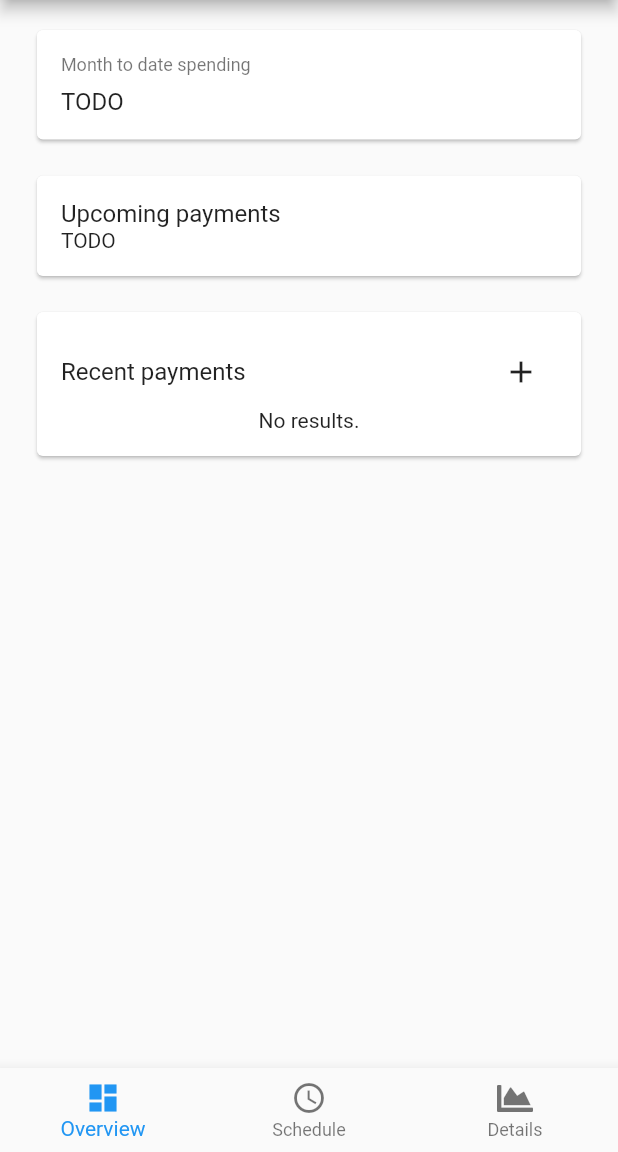
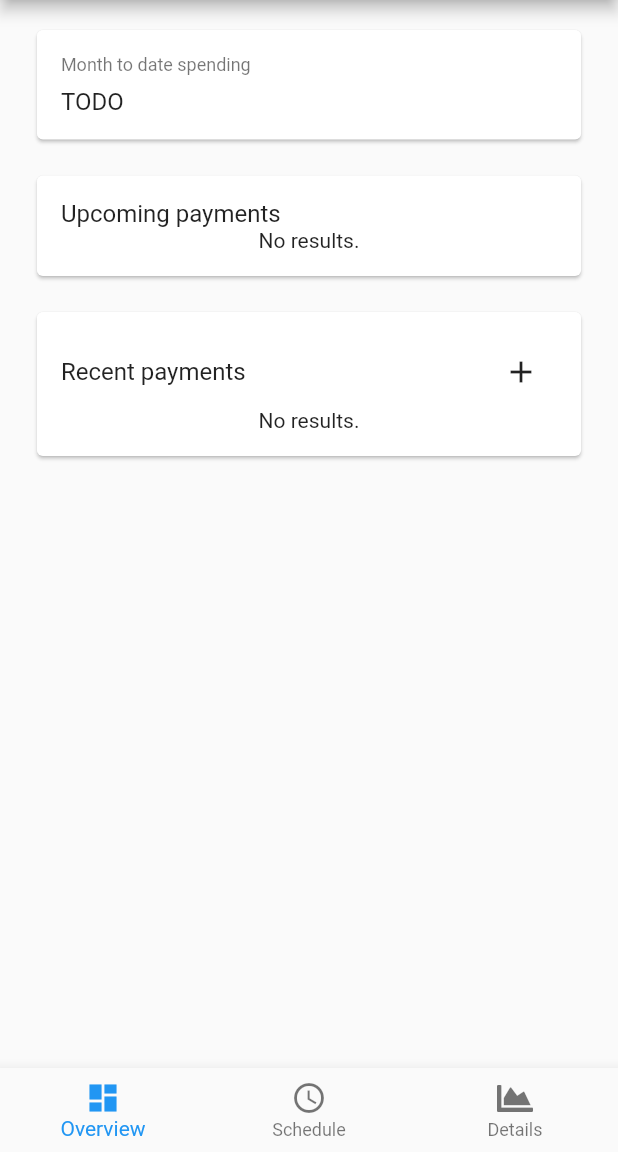
Before and after one commit to niels-hb/consilium, a Flutter app: the screen it shows once a user with an empty profile is signed in, on a phone screen of 412 x 824 dp, the part 84-1236 px from its top. Run offline on Flutter 3.47's test engine with Material 2 defaults, Android fonts, the phone set to English and light mode, and no system bars; our stand-ins replace cloud_firestore, firebase_auth, firebase_core, font_awesome_flutter, jiffy; missing offline and left inert: enum_to_string; accounts and stored records are empty; generated files the repository leaves out were written again.

Commit message:
Added "Upcoming payments" list to OverviewTab

```diff
--- a/lib/pages/home/tabs/overview.dart
+++ b/lib/pages/home/tabs/overview.dart
@@ -1,8 +1,10 @@
 import 'package:cloud_firestore/cloud_firestore.dart';
+import 'package:consilium/models/schedule_model.dart';
 import 'package:consilium/models/transaction_model.dart';
 import 'package:consilium/services/firebase_service.dart';
 import 'package:consilium/util/custom_theme.dart';
 import 'package:consilium/widgets/add_transaction_dialog.dart';
+import 'package:consilium/widgets/schedule_list_tile.dart';
 import 'package:consilium/widgets/transaction_list_tile.dart';
 import 'package:firebase_auth/firebase_auth.dart';
 import 'package:flutter/material.dart';
@@ -18,7 +20,7 @@ class OverviewTab extends StatelessWidget {
         const SizedBox(height: 16.0),
         const _MonthToDateCard(),
         const SizedBox(height: 16.0),
-        const _UpcomingPaymentsCard(),
+        _UpcomingPaymentsCard(),
         const SizedBox(height: 16.0),
         _LatestTransactionsCard(),
       ],
@@ -59,7 +61,11 @@ class _MonthToDateCard extends StatelessWidget {
 }
 
 class _UpcomingPaymentsCard extends StatelessWidget {
-  const _UpcomingPaymentsCard({Key? key}) : super(key: key);
+  final Query<ScheduleModel> _schedules =
+      FirebaseService.getSchedulesCollection()
+          .where('uid', isEqualTo: FirebaseAuth.instance.currentUser!.uid);
+
+  _UpcomingPaymentsCard({Key? key}) : super(key: key);
 
   @override
   Widget build(BuildContext context) {
@@ -91,7 +97,47 @@ class _UpcomingPaymentsCard extends StatelessWidget {
   }
 
   Widget _buildScheduleList() {
-    return const Text('TODO');
+    return StreamBuilder<QuerySnapshot<ScheduleModel>>(
+      stream: _schedules.snapshots(),
+      builder: (context, snapshot) {
+        if (snapshot.hasError) {
+          return Center(
+            child: Text(snapshot.error.toString()),
+          );
+        }
+
+        if (snapshot.hasData) {
+          List<QueryDocumentSnapshot<ScheduleModel>> data = snapshot.data!.docs
+              .where((schedule) =>
+                  schedule.data().nextPaymentOn.difference(DateTime.now()) <=
+                  const Duration(days: 14))
+              .where((schedule) =>
+                  schedule.data().canceledOn?.isAfter(DateTime.now()) ?? true)
+              .toList();
+          data.sort(
+            (a, b) => b.data().nextPaymentOn.compareTo(a.data().nextPaymentOn),
+          );
+
+          if (data.isEmpty) {
+            return Center(
+              child: Text(AppLocalizations.of(context)!.emptyResultSet),
+            );
+          }
+
+          return ListView.builder(
+            shrinkWrap: true,
+            itemCount: data.length,
+            itemBuilder: (context, index) => ScheduleListTile(
+              schedule: data[index].data(),
+            ),
+          );
+        }
+
+        return const Center(
+          child: CircularProgressIndicator(),
+        );
+      },
+    );
   }
 }
 
```
Also changed, not shown: lib/widgets/schedule_list_tile.dart (added, +61 -0 lines).
